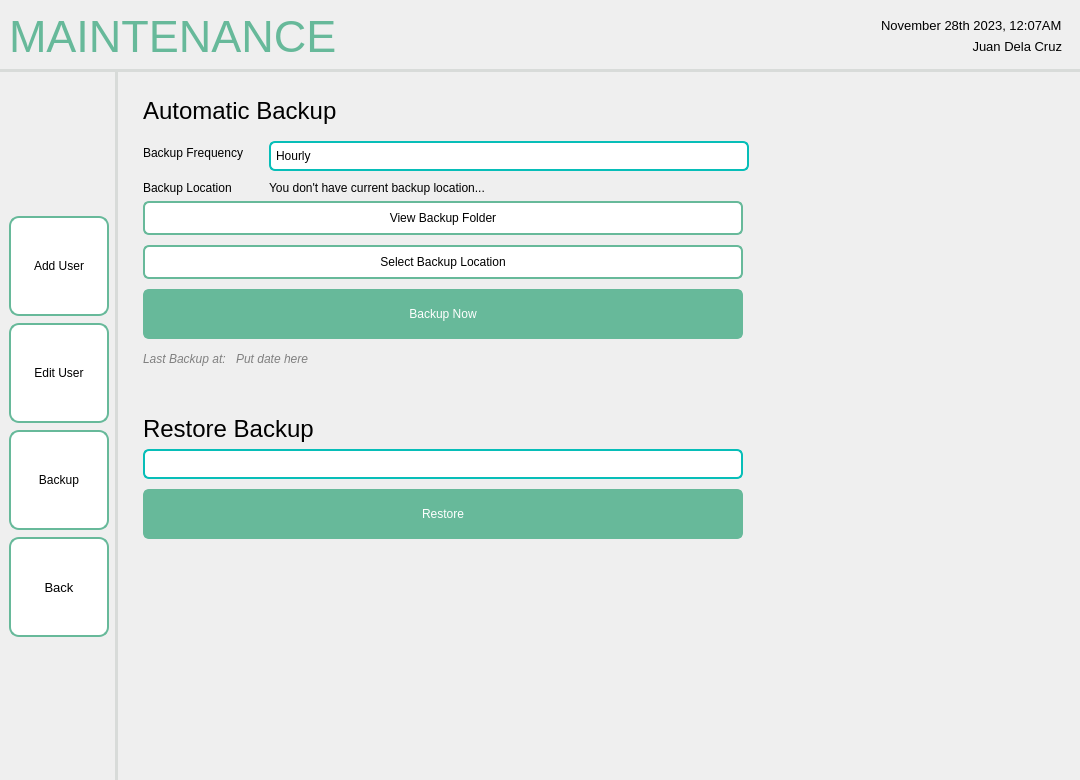
This is screens/ui/admin_ui/admin_maintenance/backup.ui in sehae/POS-with-Inventory-System as Qt 5 draws it before an edit. The edited form follows.
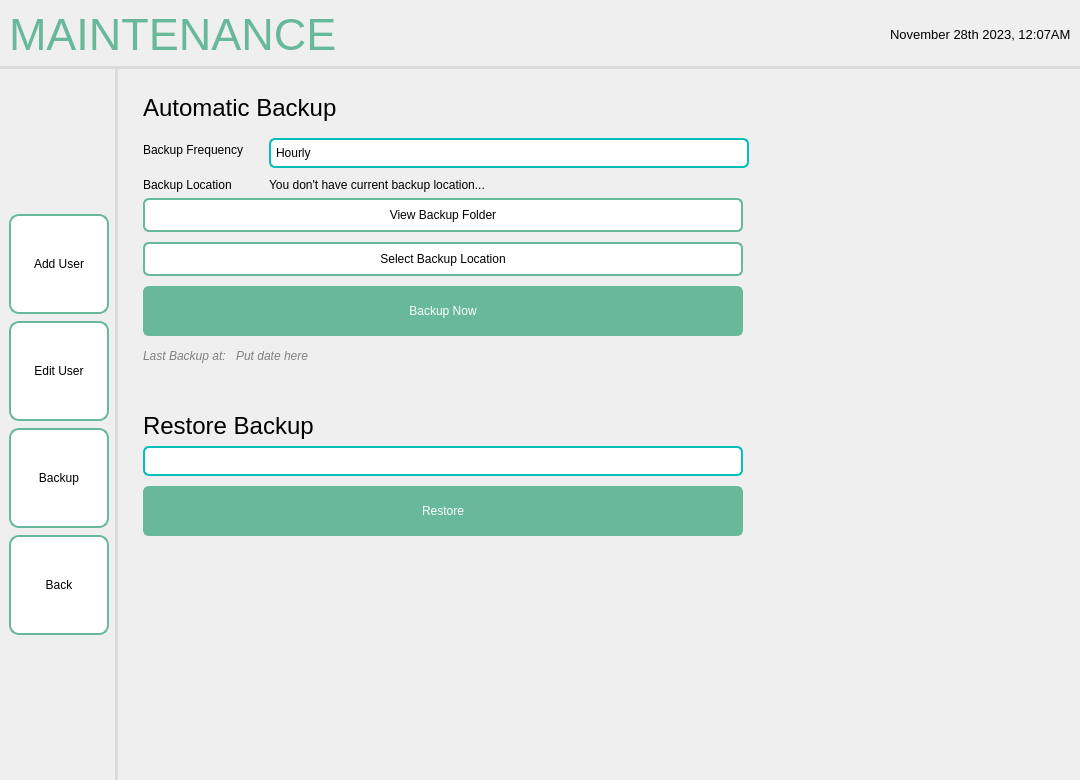
This is the edited form. Icons and pictures are not drawn.

Patch:
```diff
--- a/screens/ui/admin_ui/admin_maintenance/backup.ui
+++ b/screens/ui/admin_ui/admin_maintenance/backup.ui
@@ -224,7 +224,7 @@
             </property>
             <property name="font">
              <font>
-              <pointsize>10</pointsize>
+              <pointsize>9</pointsize>
              </font>
             </property>
             <property name="styleSheet">
@@ -838,9 +838,6 @@
            </spacer>
           </item>
           <item>
-           <widget class="QFrame" name="frame_2">
-            <layout class="QVBoxLayout" name="verticalLayout">
-             <item>
               <widget class="QLabel" name="dateDISPLAY">
                <property name="font">
                 <font>
@@ -855,29 +852,6 @@
                <property name="text">
                 <string>November 28th 2023, 12:07AM</string>
                </property>
-              </widget>
-             </item>
-             <item>
-              <widget class="QLabel" name="usernameDISPLAY">
-               <property name="font">
-                <font>
-                 <pointsize>10</pointsize>
-                </font>
-               </property>
-               <property name="styleSheet">
-                <string notr="true">QLabel {
-    color: black;
-}</string>
-               </property>
-               <property name="text">
-                <string>Juan Dela Cruz</string>
-               </property>
-               <property name="alignment">
-                <set>Qt::AlignRight|Qt::AlignTrailing|Qt::AlignVCenter</set>
-               </property>
-              </widget>
-             </item>
-            </layout>
            </widget>
           </item>
          </layout>
```
Lines whose indentation alone changed are shown as unchanged.
